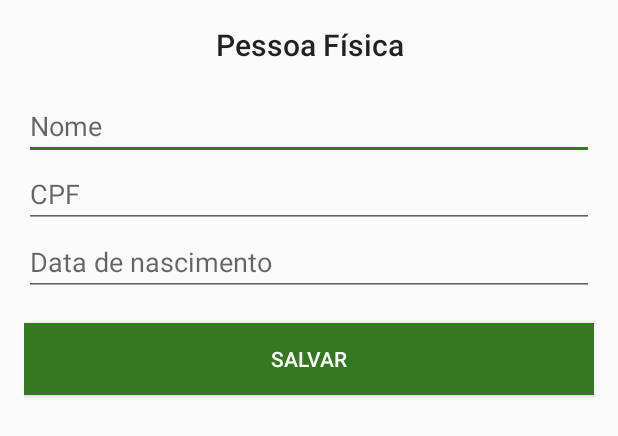
After one commit to leandrocgsi/hub_services_client_android, an Android app: the layout activity_juridic_person.xml on its own in the app's theme, with its tools: preview values and no code run, on a phone screen of 412 x 824 dp. The commit adds this screen. Shown: the top 436 px of the screen. Run offline under Robolectric (Android 15) with nearby library versions, the phone set to English and light mode, and no system bars.

Commit message:
Adding new activity

```diff
--- a/app/src/main/java/br/com/erudio/simplecrud/activities/MainActivity.java
+++ b/app/src/main/java/br/com/erudio/simplecrud/activities/MainActivity.java
@@ -109,7 +109,7 @@ public class MainActivity extends AppCompatActivity implements View.OnClickListe
     }
 
     public void showErrorMessage() {
-        Toast.makeText(this, R.string.mssg_error_saving_person, Toast.LENGTH_SHORT).show();
+        Toast.makeText(this, R.string.mssg_error_saving_fisical_person, Toast.LENGTH_SHORT).show();
     }
 }
 //SEE: https://www.simplifiedcoding.net/retrofit-android-example/           and             http://swarajsaaj.github.io/posts/consuming-rest-api-using-retrofit-android
--- /dev/null
+++ b/app/src/main/res/layout/activity_juridic_person.xml
@@ -0,0 +1,57 @@
+<?xml version="1.0" encoding="utf-8"?>
+<LinearLayout
+    xmlns:android="http://schemas.android.com/apk/res/android"
+    xmlns:tools="http://schemas.android.com/tools"
+    android:id="@+id/activity_post"
+    android:orientation="vertical"
+    android:layout_width="match_parent"
+    android:layout_height="match_parent"
+    android:paddingLeft="@dimen/activity_horizontal_margin"
+    android:paddingRight="@dimen/activity_horizontal_margin"
+    android:paddingTop="@dimen/activity_vertical_margin"
+    android:paddingBottom="@dimen/activity_vertical_margin"
+    tools:context="br.com.erudio.simplecrud.activities.MainActivity">
+
+    <TextView
+        android:layout_width="match_parent"
+        android:layout_height="wrap_content"
+        android:gravity="center_horizontal"
+        android:textAppearance="@style/TextAppearance.AppCompat.Title"
+        android:text="@string/title_pessoa_fisica"/>
+    <EditText
+        android:id="@+id/et_name"
+        android:layout_marginTop="18dp"
+        android:layout_width="match_parent"
+        android:layout_height="wrap_content"
+        android:hint="@string/hint_name"/>
+
+    <EditText
+        android:id="@+id/et_cpf"
+        android:layout_width="match_parent"
+        android:layout_height="wrap_content"
+        android:hint="@string/hint_cpf"/>
+
+
+    <EditText
+        android:id="@+id/et_birthday"
+        android:layout_width="match_parent"
+        android:layout_height="wrap_content"
+        android:hint="@string/hint_birthday"/>
+
+    <Button
+        android:id="@+id/btn_submit"
+        android:layout_width="match_parent"
+        android:layout_height="wrap_content"
+        android:layout_marginTop="18dp"
+        android:background="@color/colorAccent"
+        android:text="@string/action_submit"
+        android:textColor="@android:color/white" />
+
+    <TextView
+        android:id="@+id/tv_response"
+        android:layout_marginTop="35dp"
+        android:visibility="gone"
+        android:layout_width="match_parent"
+        android:layout_height="wrap_content"/>
+
+</LinearLayout>
```
